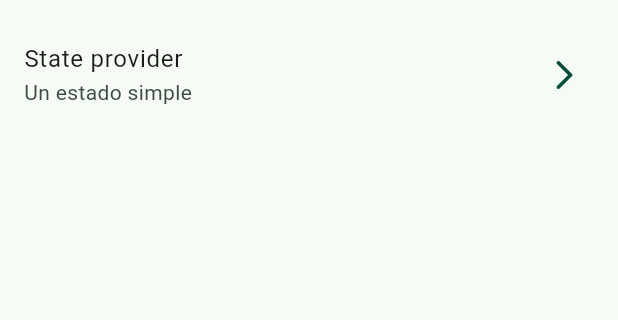
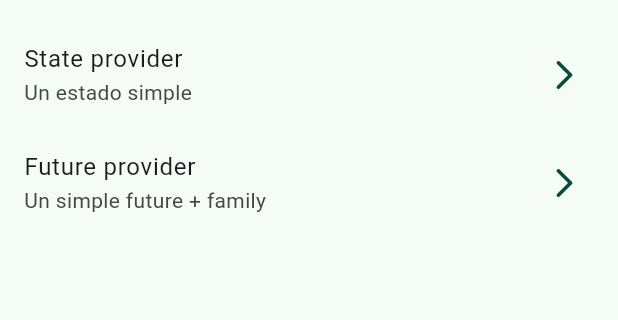
Before and after one commit to Steefaniadiana/River-app, a Flutter app: the screen it shows after launch, on a phone screen of 412 x 824 dp, the part 63-383 px from its top. Run offline on Flutter 3.47's test engine with Material 3 defaults, Android fonts, the phone set to English and light mode, and no system bars; our stand-ins replace dio, flutter_riverpod, go_router, google_fonts; missing offline and left inert: random_name_generator.

Commit message:
18 abril

```diff
--- a/lib/config/config.dart
+++ b/lib/config/config.dart
@@ -1,2 +1,4 @@
 export 'theme/app_theme.dart';
 export 'router/app_router.dart';
+export 'helpers/aleatorium_generator.dart';
+export 'helpers/pokemon_service.dart';
--- a/lib/config/router/app_router.dart
+++ b/lib/config/router/app_router.dart
@@ -9,8 +9,13 @@ final appRouter = GoRouter(
       builder: (context, state) => const DomusScreen(),
     ),
     GoRoute(
-      path: '/',
+      path: '/state-provider',
       builder: (context, state) => const StateProviderScreen(),
-    )
+    ),
+    GoRoute(
+      path: '/future-provider',
+      builder: (context, state) => const PokemonScreen(),
+    ),
+
   ]
 );
--- a/lib/config/theme/app_theme.dart
+++ b/lib/config/theme/app_theme.dart
@@ -12,6 +12,7 @@ class AppTheme {
     ),
     textTheme: TextTheme(
       titleLarge: GoogleFonts.montserratAlternates(),
+      titleMedium: GoogleFonts.montserratAlternates(fontSize: 25)
     )
   );
 }
--- a/lib/main.dart
+++ b/lib/main.dart
@@ -1,8 +1,11 @@
 import 'package:flutter/material.dart';
+import 'package:flutter_riverpod/flutter_riverpod.dart';
 import 'package:river_app_ifab/config/config.dart';
 
 void main() {
-  runApp(const MainApp());
+  runApp(
+    const ProviderScope(child: MainApp())
+    );
 }
 
 class MainApp extends StatelessWidget {
--- /dev/null
+++ b/lib/presentation/providers/providers.dart
@@ -0,0 +1,2 @@
+export 'aleatorium_nomen_provider.dart';
+export 'pokemon_provider.dart';
--- a/lib/presentation/screens/domus/domus_screen.dart
+++ b/lib/presentation/screens/domus/domus_screen.dart
@@ -28,7 +28,12 @@ class _DomusScreenVisum extends StatelessWidget {
           titulus: 'State provider',
           subtitulus: 'Un estado simple',
           locus: '/state-provider'
-          )
+          ),
+          _AdaptaListTile(
+          titulus: 'Future provider',
+          subtitulus: 'Un simple future + family',
+          locus: '/future-provider'
+          ),
       ],
     );
   }
--- a/lib/presentation/screens/screen.dart
+++ b/lib/presentation/screens/screen.dart
@@ -1,2 +1,3 @@
 export 'domus/domus_screen.dart';
 export '01-state-provider/state_provider_screen.dart';
+export '02-future-provider/pokemon_screen.dart';
--- a/pubspec.yaml
+++ b/pubspec.yaml
@@ -7,10 +7,13 @@ environment:
   sdk: '>=3.3.3 <4.0.0'
 
 dependencies:
+  dio: ^5.4.3+1
   flutter:
     sdk: flutter
+  flutter_riverpod: ^2.5.1
   go_router: ^13.2.4
   google_fonts: ^6.2.1
+  random_name_generator: ^1.3.0
 
 dev_dependencies:
   flutter_lints: ^3.0.0
```
Also changed, not shown: lib/config/helpers/aleatorium_generator.dart (added, +10 -0 lines), lib/config/helpers/pokemon_service.dart (added, +24 -0 lines), lib/presentation/providers/aleatorium_nomen_provider.dart (added, +7 -0 lines), lib/presentation/providers/pokemon_provider.dart (added, +14 -0 lines), lib/presentation/screens/01-state-provider/state_provider_screen.dart (+16 -5 lines), lib/presentation/screens/02-future-provider/pokemon_screen.dart (added, +55 -0 lines), pubspec.lock.
